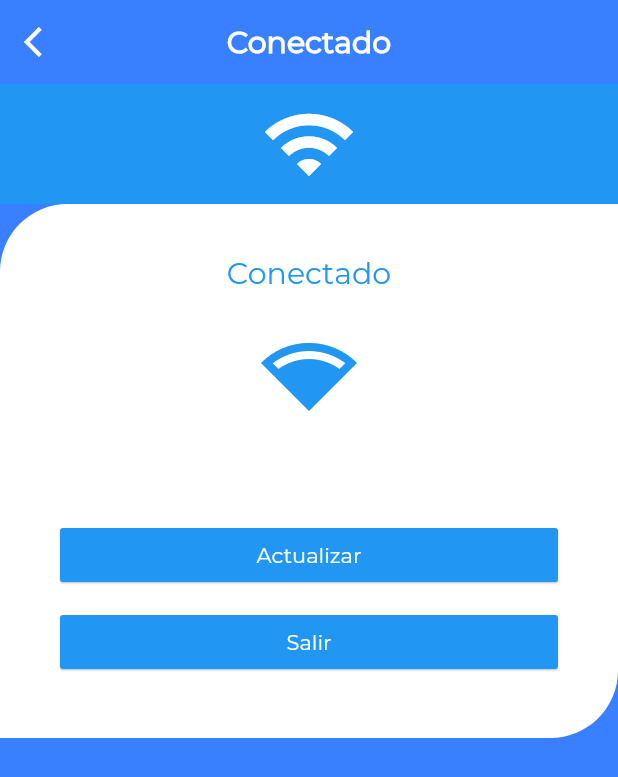
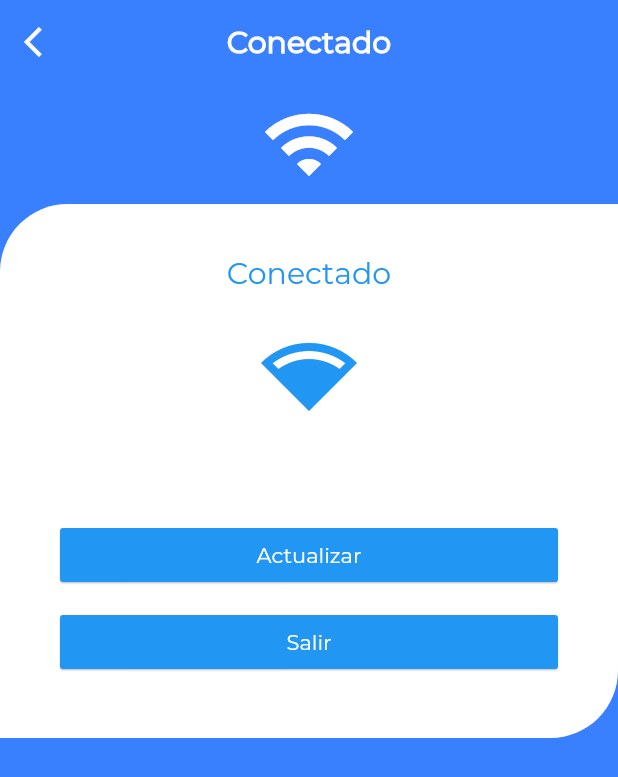
Before and after one commit to todo-devs/todo_v1, a Flutter app: the screen it shows after launch, after a tap on the "wifi" icon, on a phone screen of 412 x 824 dp. Shown: the top 777 px of the screen. Run offline on Flutter 3.47's test engine with Material 2 defaults, Android fonts, the phone set to English and light mode, and no system bars; our stand-ins replace permission_handler, progress_dialog, shared_preferences, webview_flutter; missing offline and left inert: beautifulsoup, get_ip, intent, requests; statements that could not run were skipped.

Commit message:
progress dialog theme

```diff
--- a/lib/components/connected_form.dart
+++ b/lib/components/connected_form.dart
@@ -83,13 +83,14 @@ class _ConnectedFormState extends State<ConnectedForm> {
     pr = ProgressDialog(context, isDismissible: false);
 
     pr.style(
+      backgroundColor: Theme.of(context).dialogBackgroundColor,
       borderRadius: 0.0,
       progressWidget: Container(
+        color: Theme.of(context).dialogBackgroundColor,
         padding: EdgeInsets.all(8.0),
         child: CircularProgressIndicator(),
       ),
       messageTextStyle: TextStyle(
-        color: Colors.black,
         fontSize: 19.0,
       ),
     );
--- a/lib/components/login_form.dart
+++ b/lib/components/login_form.dart
@@ -25,13 +25,13 @@ class _LoginFormState extends State<LoginForm> {
     pr = ProgressDialog(context, isDismissible: false);
 
     pr.style(
+      backgroundColor: Theme.of(context).dialogBackgroundColor,
       borderRadius: 0.0,
       progressWidget: Container(
         padding: EdgeInsets.all(8.0),
         child: CircularProgressIndicator(),
       ),
       messageTextStyle: TextStyle(
-        color: Colors.black,
         fontSize: 19.0,
       ),
     );
@@ -92,7 +92,7 @@ class _LoginFormState extends State<LoginForm> {
                 padding: EdgeInsets.all(10.0),
                 child: MaterialButton(
                   elevation: 0.5,
-                  color: Theme.of(context).focusColor,
+                  color: Colors.blue,
                   minWidth: MediaQuery.of(context).size.width,
                   child: Text(
                     'Conectar',
--- a/lib/pages/connected_page.dart
+++ b/lib/pages/connected_page.dart
@@ -34,7 +34,7 @@ class _ConnectedPageState extends State<ConnectedPage> {
         children: <Widget>[
           Container(
             height: 80,
-            color: Colors.blue,
+            color: Theme.of(context).scaffoldBackgroundColor,
             child: Center(
               child: Icon(
                 Icons.wifi,
@@ -45,7 +45,7 @@ class _ConnectedPageState extends State<ConnectedPage> {
           ),
           Container(
             decoration: BoxDecoration(
-              color: Colors.white,
+              color: Theme.of(context).dialogBackgroundColor,
               borderRadius: BorderRadius.only(
                 topLeft: Radius.circular(45.0),
                 bottomRight: Radius.circular(45.0),
```
